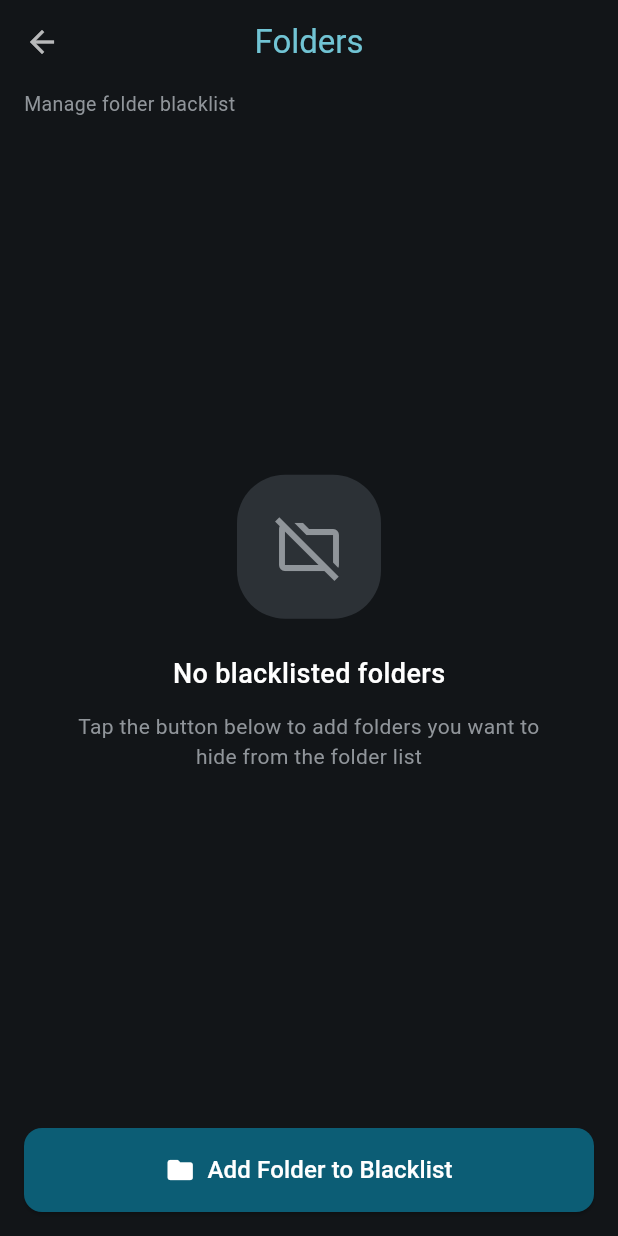
After one commit to userio12/pixelvibe, a Flutter app: the FoldersScreen screen opened by its route, on a phone screen of 412 x 824 dp. The commit adds this screen. Run offline on Flutter 3.47's test engine with Material 3 defaults, Android fonts, the phone set to English and light mode, and no system bars; our stand-ins replace app_links, drift, drift_flutter, file_picker, flutter_riverpod, flutter_secure_storage and 3 more; missing offline and left inert: media_kit, media_kit_video; accounts and stored records are empty; generated files the repository leaves out were written again; network calls fail.

Commit message:
feat: Folders screen — empty state with bottom FAB

```diff
--- a/lib/core/router/app_router.dart
+++ b/lib/core/router/app_router.dart
@@ -5,6 +5,7 @@ import '../../presentation/network/connection_form_screen.dart';
 import '../../presentation/onboarding/onboarding_screen.dart';
 import '../../presentation/playlist/playlist_detail_screen.dart';
 import '../../presentation/about/about_screen.dart';
+import '../../presentation/settings/sections/folders_screen.dart';
 import '../../services/preferences_service.dart';
 import 'routes.dart';
 
@@ -189,7 +190,7 @@ class AppRouter {
           parentNavigatorKey: _rootNavigatorKey,
           pageBuilder: (_, _) => CustomTransitionPage(
             key: ValueKey(Routes.settingsFolders),
-            child: const _PlaceholderScreen(title: 'Folders'),
+            child: const FoldersScreen(),
             transitionsBuilder: (context, animation, secondaryAnimation, child) {
               return FadeTransition(opacity: animation, child: child);
             },
--- /dev/null
+++ b/lib/presentation/settings/sections/folders_screen.dart
@@ -0,0 +1,123 @@
+import 'package:flutter/material.dart';
+
+class FoldersScreen extends StatelessWidget {
+  const FoldersScreen({super.key});
+
+  @override
+  Widget build(BuildContext context) {
+    return Scaffold(
+      backgroundColor: const Color(0xFF121518),
+      appBar: AppBar(
+        backgroundColor: const Color(0xFF121518),
+        elevation: 0,
+        scrolledUnderElevation: 0,
+        leading: IconButton(
+          icon: const Icon(Icons.arrow_back, color: Colors.white70),
+          onPressed: () => Navigator.of(context).pop(),
+        ),
+        title: const Text(
+          'Folders',
+          style: TextStyle(
+            color: Color(0xFF71C4D4),
+            fontSize: 22,
+            fontWeight: FontWeight.w400,
+          ),
+        ),
+      ),
+      body: Padding(
+        padding: const EdgeInsets.symmetric(horizontal: 16),
+        child: Column(
+          crossAxisAlignment: CrossAxisAlignment.start,
+          children: [
+            const Padding(
+              padding: EdgeInsets.only(top: 4),
+              child: Text(
+                'Manage folder blacklist',
+                style: TextStyle(
+                  color: Color(0xFF90959A),
+                  fontSize: 13,
+                ),
+              ),
+            ),
+            Expanded(
+              child: Column(
+                mainAxisAlignment: MainAxisAlignment.center,
+                children: [
+                  Container(
+                    width: 96,
+                    height: 96,
+                    decoration: BoxDecoration(
+                      color: const Color(0xFF2C3136),
+                      borderRadius: BorderRadius.circular(32),
+                    ),
+                    child: const Icon(
+                      Icons.folder_off_outlined,
+                      size: 48,
+                      color: Color(0xFF90959A),
+                    ),
+                  ),
+                  const SizedBox(height: 24),
+                  const Text(
+                    'No blacklisted folders',
+                    style: TextStyle(
+                      color: Colors.white,
+                      fontSize: 18,
+                      fontWeight: FontWeight.w500,
+                    ),
+                  ),
+                  const SizedBox(height: 12),
+                  const Padding(
+                    padding: EdgeInsets.symmetric(horizontal: 24),
+                    child: Text(
+                      'Tap the button below to add folders you want to hide from the folder list',
+                      style: TextStyle(
+                        color: Color(0xFF90959A),
+                        fontSize: 14,
+                      ),
+                      textAlign: TextAlign.center,
+                    ),
+                  ),
+                ],
+              ),
+            ),
+            SafeArea(
+              child: Padding(
+                padding: const EdgeInsets.only(bottom: 16),
+                child: SizedBox(
+                  width: double.infinity,
+                  height: 56,
+                  child: ElevatedButton(
+                    style: ElevatedButton.styleFrom(
+                      backgroundColor: const Color(0xFF0C5D75),
+                      shape: RoundedRectangleBorder(
+                        borderRadius: BorderRadius.circular(12),
+                      ),
+                    ),
+                    onPressed: () {
+                      // TODO: folder picker
+                    },
+                    child: const Row(
+                      mainAxisAlignment: MainAxisAlignment.center,
+                      children: [
+                        Icon(Icons.folder, color: Colors.white, size: 20),
+                        SizedBox(width: 8),
+                        Text(
+                          'Add Folder to Blacklist',
+                          style: TextStyle(
+                            color: Colors.white,
+                            fontSize: 16,
+                            fontWeight: FontWeight.w500,
+                          ),
+                        ),
+                      ],
+                    ),
+                  ),
+                ),
+              ),
+            ),
+          ],
+        ),
+      ),
+    );
+  }
+}
```
